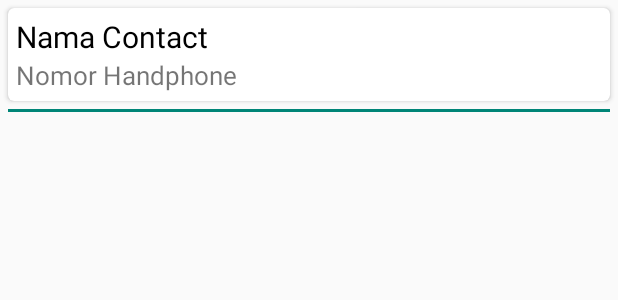
After one commit to irwan75/LoRa_Gateway, an Android app: the layout frame_list_contact.xml on its own in the app's theme, with its tools: preview values and no code run, on a phone screen of 412 x 824 dp. The commit adds this screen. Shown: the top 300 px of the screen. Run offline under Robolectric (Android 15) with nearby library versions, the phone set to English and light mode, and no system bars.

Commit message:
Tambahan Frame

```diff
--- /dev/null
+++ b/app/src/main/res/layout/frame_list_contact.xml
@@ -0,0 +1,47 @@
+<?xml version="1.0" encoding="utf-8"?>
+<RelativeLayout xmlns:android="http://schemas.android.com/apk/res/android"
+    xmlns:app="http://schemas.android.com/apk/res-auto"
+    style="@style/match_wrap"
+    android:orientation="vertical">
+
+    <androidx.cardview.widget.CardView
+        style="@style/match_wrap"
+        android:layout_margin="5dp"
+        app:cardCornerRadius="4dp"
+        android:id="@+id/cvContact"
+        >
+
+        <RelativeLayout
+            style="@style/wrap_wrap"
+            android:layout_margin="5dp">
+
+            <TextView
+                android:id="@+id/tvNamaContact"
+                style="@style/wrap_wrap"
+                android:text="Nama Contact"
+                android:textColor="@color/black"
+                android:textSize="20sp"
+                />
+
+            <TextView
+                android:id="@+id/tvNomorHandphone"
+                style="@style/wrap_wrap"
+                android:text="Nomor Handphone"
+                android:layout_below="@+id/tvNamaContact"
+                android:textSize="17sp"
+                />
+
+        </RelativeLayout>
+
+    </androidx.cardview.widget.CardView>
+
+    <TextView
+        android:layout_width="match_parent"
+        android:layout_height="2dp"
+        android:background="@color/colorPrimary"
+        android:layout_marginLeft="5dp"
+        android:layout_marginRight="5dp"
+        android:layout_below="@+id/cvContact"
+        />
+
+</RelativeLayout>
--- a/app/src/main/res/values/styles.xml
+++ b/app/src/main/res/values/styles.xml
@@ -8,4 +8,14 @@
         <item name="colorAccent">@color/colorAccent</item>
     </style>
 
+    <style name="match_wrap">
+        <item name="android:layout_width">match_parent</item>
+        <item name="android:layout_height">wrap_content</item>
+    </style>
+
+    <style name="wrap_wrap">
+        <item name="android:layout_height">wrap_content</item>
+        <item name="android:layout_width">wrap_content</item>
+    </style>
+
 </resources>
```
Also changed, not shown: 1145 other files.
